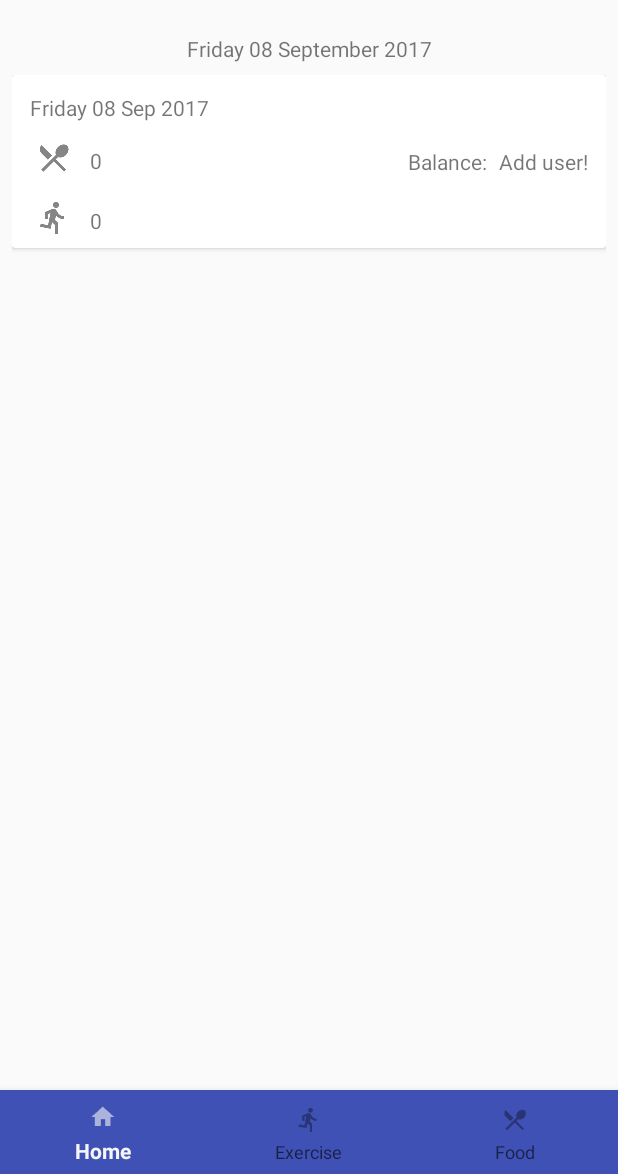
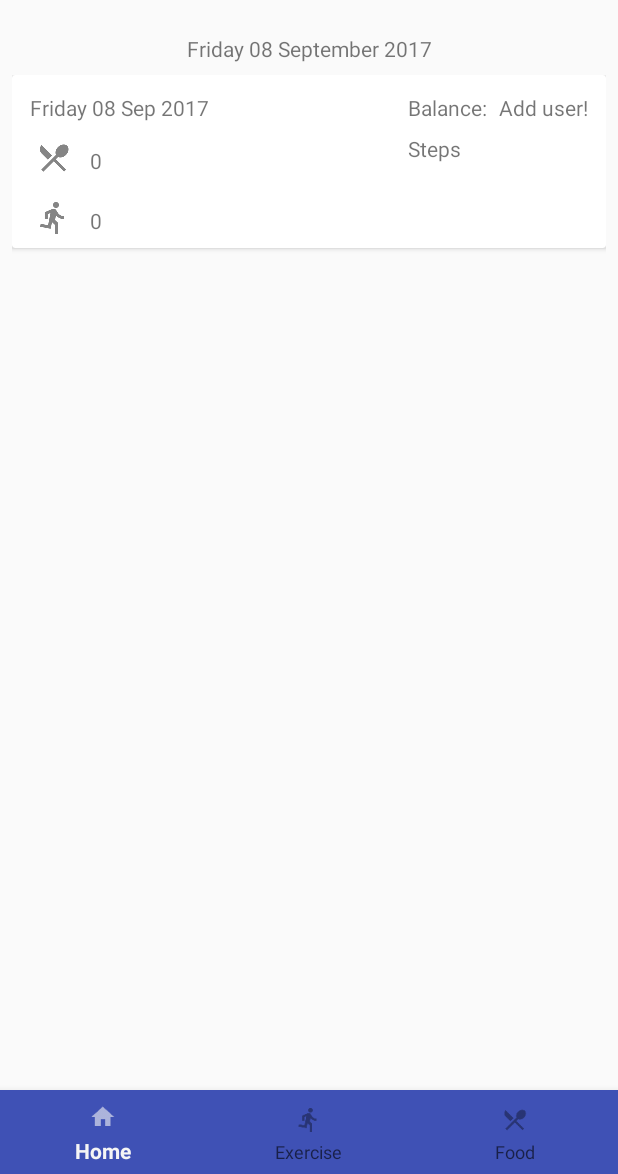
Before and after one commit to DougieWougie/BalancingAct, an Android app: the screen it shows after launch (MainActivity), after a tap on an icon or button, on a phone screen of 412 x 824 dp, the part 62-1236 px from its top. Run offline under Robolectric (Android 15) with nearby library versions, the phone set to English and light mode, and no system bars.

Commit message:
Fully integrated step counting into main activity.

```diff
--- a/app/src/main/java/eu/lynxworks/balancingact/Day.java
+++ b/app/src/main/java/eu/lynxworks/balancingact/Day.java
@@ -72,6 +72,8 @@ class Day {
         }
         setCaloriesIn(caloriesConsumed());
         setCaloriesOut(caloriesExpended());
+        Global global = Global.getGlobalInstance();
+        setSteps(global.getStepCount());
     }
 
     /*  The next two methods iterate through the associated data and total the amount
--- a/app/src/main/java/eu/lynxworks/balancingact/DayAdapter.java
+++ b/app/src/main/java/eu/lynxworks/balancingact/DayAdapter.java
@@ -23,6 +23,7 @@ public class DayAdapter extends RecyclerView.Adapter<DayAdapter.ViewHolder> {
         public final TextView caloriesIn;
         public final TextView caloriesOut;
         public final TextView balance;
+        public final TextView steps;
 
         public ViewHolder(View view){
             super(view);
@@ -31,6 +32,7 @@ public class DayAdapter extends RecyclerView.Adapter<DayAdapter.ViewHolder> {
             caloriesIn  = (TextView) view.findViewById(R.id.textCardFood);
             caloriesOut = (TextView) view.findViewById(R.id.textCardExercise);
             balance = (TextView) view.findViewById(R.id.textCardBalance);
+            steps = (TextView) view.findViewById(R.id.textCardSteps);
 
             view.setOnClickListener(new View.OnClickListener(){
                 @Override
@@ -91,6 +93,8 @@ public class DayAdapter extends RecyclerView.Adapter<DayAdapter.ViewHolder> {
             if(calorieBalance<0){
                 holder.balance.setTextColor(Color.RED);
             }
+            Global global = Global.getGlobalInstance();
+            holder.steps.setText(String.valueOf(global.getStepCount()));
         }
     }
 
--- a/app/src/main/java/eu/lynxworks/balancingact/Global.java
+++ b/app/src/main/java/eu/lynxworks/balancingact/Global.java
@@ -8,11 +8,14 @@ public class Global {
     private static Global globalInstance;
 
     private User user;
+    private int stepCount;
 
     private Global(){}
 
-    public void setUser(User user)  { this.user = user; }
-    public User getUser()           { return this.user; }
+    public void setUser(User user)      { this.user = user; }
+    public User getUser()               { return this.user; }
+    public void setStepCount(int count) {this.stepCount = count; }
+    public int  getStepCount()          { return this.stepCount; }
 
     public static synchronized Global getGlobalInstance(){
         if (globalInstance==null){
--- a/app/src/main/java/eu/lynxworks/balancingact/MainActivity.java
+++ b/app/src/main/java/eu/lynxworks/balancingact/MainActivity.java
@@ -1,6 +1,11 @@
 package eu.lynxworks.balancingact;
 
+import android.content.Context;
 import android.content.Intent;
+import android.hardware.Sensor;
+import android.hardware.SensorEvent;
+import android.hardware.SensorEventListener;
+import android.hardware.SensorManager;
 import android.os.Bundle;
 import android.support.annotation.NonNull;
 import android.support.design.widget.BottomNavigationView;
@@ -12,7 +17,9 @@ import android.view.Menu;
 import android.view.MenuInflater;
 import android.view.MenuItem;
 
-public class MainActivity extends AppCompatActivity {
+public class MainActivity extends AppCompatActivity implements SensorEventListener{
+    private SensorManager sensorManager;
+
     private final BottomNavigationView.OnNavigationItemSelectedListener mOnNavigationItemSelectedListener
             = new BottomNavigationView.OnNavigationItemSelectedListener() {
 
@@ -58,9 +65,20 @@ public class MainActivity extends AppCompatActivity {
         BottomNavigationView navigation = (BottomNavigationView) findViewById(R.id.navigation);
         navigation.setOnNavigationItemSelectedListener(mOnNavigationItemSelectedListener);
 
+        sensorManager = (SensorManager) getSystemService(Context.SENSOR_SERVICE);
+        Global global = Global.getGlobalInstance();
+        global.setStepCount(0);
+
         FragmentTransaction transaction = getSupportFragmentManager().beginTransaction();
         transaction.replace(R.id.fragment_container, HomeFragment.instance());
         transaction.commit();
+    }
+
+    @Override
+    protected void onResume(){
+        super.onResume();
+        Sensor stepCounter = sensorManager.getDefaultSensor(Sensor.TYPE_STEP_DETECTOR);
+        sensorManager.registerListener(this, stepCounter, SensorManager.SENSOR_DELAY_NORMAL);
     }
 
     @Override
@@ -88,4 +106,19 @@ public class MainActivity extends AppCompatActivity {
                 return super.onOptionsItemSelected(menuItem);
         }
     }
+
+    @Override
+    public void onSensorChanged(SensorEvent event) {
+        if(event.sensor.getType()==Sensor.TYPE_STEP_DETECTOR) {
+            Global global = Global.getGlobalInstance();
+            int steps = global.getStepCount();
+            steps++;
+            global.setStepCount(steps);
+        }
+    }
+
+    @Override
+    public void onAccuracyChanged(Sensor sensor, int accuracy) {
+
+    }
 }
--- a/app/src/main/res/layout/card_home.xml
+++ b/app/src/main/res/layout/card_home.xml
@@ -34,14 +34,12 @@
                 android:id="@+id/textCardBalance"
                 android:layout_width="wrap_content"
                 android:layout_height="wrap_content"
-                android:layout_marginBottom="8dp"
                 android:layout_weight="1"
                 android:text="@string/card_label_total"
-                app:layout_constraintBottom_toBottomOf="parent"
                 app:layout_constraintTop_toTopOf="parent"
                 android:layout_marginTop="8dp"
                 android:layout_marginEnd="8dp"
-                app:layout_constraintRight_toRightOf="parent" />
+                app:layout_constraintRight_toRightOf="parent"/>
 
             <ImageView
                 android:id="@+id/imageFood"
@@ -92,13 +90,32 @@
             <TextView
                 android:layout_width="wrap_content"
                 android:layout_height="wrap_content"
-                android:layout_marginBottom="8dp"
                 android:layout_marginEnd="8dp"
                 android:layout_marginTop="8dp"
                 android:text="@string/calorie_balance"
-                app:layout_constraintBottom_toBottomOf="parent"
                 app:layout_constraintRight_toLeftOf="@+id/textCardBalance"
-                app:layout_constraintTop_toTopOf="parent" />
+                app:layout_constraintTop_toTopOf="parent"
+                android:id="@+id/labelBalance" />
+
+            <TextView
+                android:id="@+id/textCardSteps"
+                android:layout_width="wrap_content"
+                android:layout_height="wrap_content"
+                android:layout_marginTop="8dp"
+                android:text="@string/blank"
+                app:layout_constraintTop_toBottomOf="@+id/textCardBalance"
+                android:layout_marginStart="0dp"
+                app:layout_constraintLeft_toLeftOf="@+id/textCardBalance" />
+
+            <TextView
+                android:id="@+id/labelSteps"
+                android:layout_width="wrap_content"
+                android:layout_height="wrap_content"
+                android:layout_marginStart="0dp"
+                android:layout_marginTop="8dp"
+                android:text="@string/card_steps"
+                app:layout_constraintLeft_toLeftOf="@+id/labelBalance"
+                app:layout_constraintTop_toBottomOf="@+id/labelBalance" />
 
         </android.support.constraint.ConstraintLayout>
     </android.support.v7.widget.CardView>
--- a/app/src/main/res/values/strings.xml
+++ b/app/src/main/res/values/strings.xml
@@ -65,4 +65,5 @@
     <string name="edit_food_requires">You must enter name, quantity and energy!</string>
     <string name="add_food">Add food</string>
     <string name="calorie_balance">Balance:</string>
+    <string name="card_steps">Steps</string>
 </resources>
```
